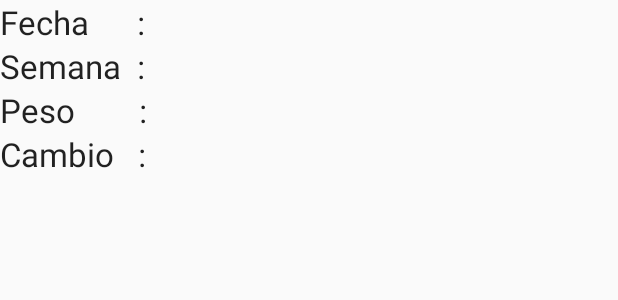
After one commit to HDCARDENAS2/Control_Care, an Android app: the layout lista_base_peso.xml on its own in the app's theme, with its tools: preview values and no code run, on a phone screen of 412 x 824 dp. The commit adds this screen. Shown: the top 300 px of the screen. Run offline under Robolectric (Android 15) with nearby library versions, the phone set to English and light mode, and no system bars.

Commit message:
Se crea la opcion gestion del peso

```diff
--- a/app/src/main/java/hd/control_care/MainActivity.java
+++ b/app/src/main/java/hd/control_care/MainActivity.java
@@ -8,6 +8,7 @@ import android.support.v4.view.GravityCompat;
 import android.support.v4.widget.DrawerLayout;
 import android.support.v7.app.ActionBarDrawerToggle;
 import android.support.v7.app.AppCompatActivity;
+import android.util.Log;
 import android.view.MenuItem;
 import android.widget.LinearLayout;
 import android.widget.Toast;
@@ -49,6 +50,8 @@ public class MainActivity extends AppCompatActivity implements NavigationView.On
             ly = (LinearLayout) findViewById(R.id.content_layout);
             crear_fragment(null,new GestorSemana());
 
+            DatosTemporales.setFecha(list_usuario.get(0).getFecha_ultima_regla());
+
         }
 
     }
@@ -71,8 +74,6 @@ public class MainActivity extends AppCompatActivity implements NavigationView.On
                 return crear_fragment(item,new GestorSemana());
             case R.id.control_peso:
                 return crear_fragment(item,new Gestorpeso());
-            case R.id.contraciones:
-                return crear_fragment(item,new GestorContracciones());
             case R.id.citas:
                 return crear_fragment(item,new GestorCita());
         }
--- a/app/src/main/res/layout/activity_main.xml
+++ b/app/src/main/res/layout/activity_main.xml
@@ -14,10 +14,6 @@
     tools:openDrawer="end"
     >
 
-    <ScrollView
-        android:layout_width="match_parent"
-        android:layout_height="match_parent"
-        >
 
         <LinearLayout
             xmlns:android="http://schemas.android.com/apk/res/android"
@@ -28,7 +24,7 @@
             >
 
         </LinearLayout>
-    </ScrollView>
+
 
     <android.support.design.widget.NavigationView
         android:layout_width="wrap_content"
--- /dev/null
+++ b/app/src/main/res/layout/lista_base_peso.xml
@@ -0,0 +1,85 @@
+<?xml version="1.0" encoding="utf-8"?>
+<LinearLayout xmlns:android="http://schemas.android.com/apk/res/android"
+    android:layout_width="fill_parent"
+    android:layout_height="wrap_content"
+    android:orientation="vertical">
+
+    <TableLayout
+        android:layout_width="match_parent"
+        android:layout_height="wrap_content"
+        android:orientation="vertical">
+
+        <TableRow>
+
+            <TextView
+                android:layout_width="wrap_content"
+                android:layout_height="match_parent"
+                android:textAppearance="?android:attr/textAppearanceLarge"
+                android:text="Fecha      :"
+                />
+
+            <TextView
+                android:layout_width="wrap_content"
+                android:layout_height="wrap_content"
+                android:textAppearance="?android:attr/textAppearanceLarge"
+                android:id="@+id/tv_ls_peso_fecha"
+                />
+
+        </TableRow>
+
+        <TableRow>
+
+            <TextView
+                android:layout_width="wrap_content"
+                android:layout_height="match_parent"
+                android:textAppearance="?android:attr/textAppearanceLarge"
+                android:text="Semana  :"
+                />
+
+            <TextView
+                android:layout_width="wrap_content"
+                android:layout_height="wrap_content"
+                android:id="@+id/tv_ls_peso_semana"
+                android:textAppearance="?android:attr/textAppearanceLarge"
+                />
+
+
+        </TableRow>
+
+        <TableRow>
+
+            <TextView
+                android:layout_width="wrap_content"
+                android:layout_height="match_parent"
+                android:text="Peso        :"
+                android:textAppearance="?android:attr/textAppearanceLarge"
+                />
+
+            <TextView
+                android:layout_width="wrap_content"
+                android:layout_height="wrap_content"
+                android:textAppearance="?android:attr/textAppearanceLarge"
+                android:id="@+id/tv_ls_peso_peso"
+                />
+
+        </TableRow>
+
+        <TableRow>
+
+            <TextView
+                android:layout_width="wrap_content"
+                android:layout_height="match_parent"
+                android:textAppearance="?android:attr/textAppearanceLarge"
+                android:text="Cambio   :"
+                />
+
+            <TextView
+                android:layout_width="wrap_content"
+                android:layout_height="wrap_content"
+                android:textAppearance="?android:attr/textAppearanceLarge"
+                android:id="@+id/tv_ls_peso_cambio"
+                />
+
+        </TableRow>
+    </TableLayout>
+</LinearLayout>
```
Also changed, not shown: app/src/main/java/hd/control_care/BDPeso.java (added, +72 -0 lines), app/src/main/java/hd/control_care/DatosTemporales.java (added, +71 -0 lines), app/src/main/java/hd/control_care/Gestorpeso.java (+105 -4 lines), app/src/main/java/hd/control_care/Peso.java (added, +74 -0 lines), app/src/main/res/layout/vista_peso.xml (+11 -10 lines), app/src/main/res/menu/navegacion_menu.xml (+0 -7 lines).
